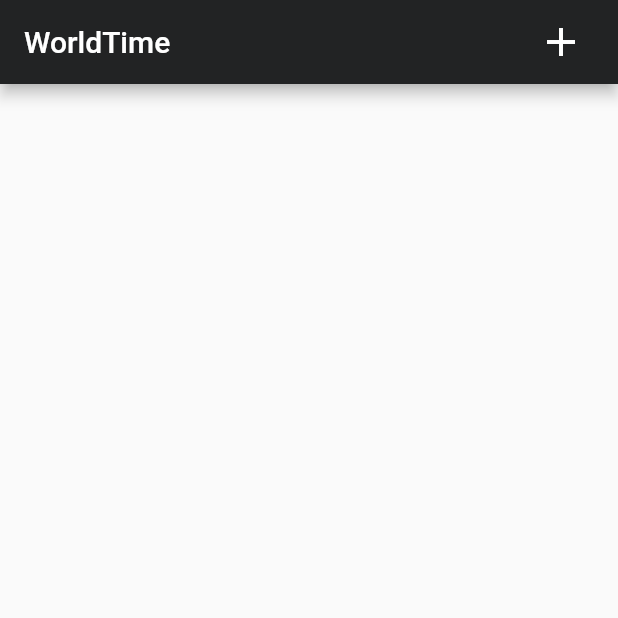
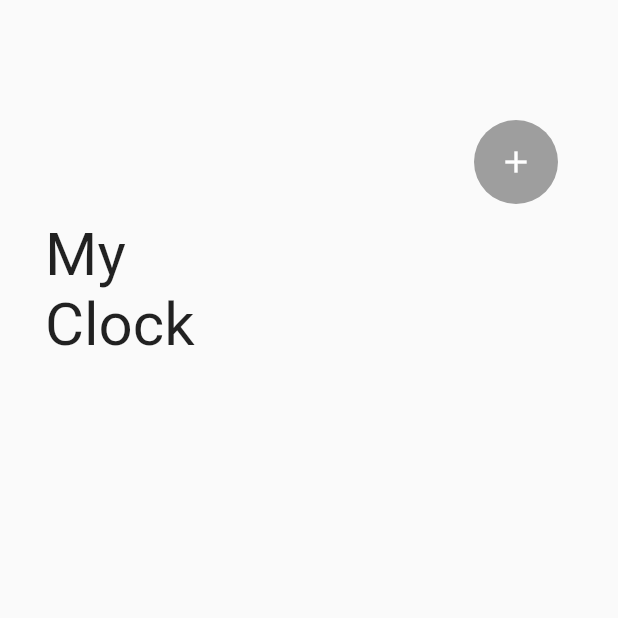
Before and after one commit to CAU-MobileApp/GlobalTime, a Flutter app: the screen it shows after launch, after a tap on the "add" icon, on a phone screen of 412 x 824 dp, the top half of it. Run offline on Flutter 3.47's test engine with Material 2 defaults, Android fonts, the light colour scheme and no system bars; our stand-ins replace flutter_colorpicker, google_fonts; network calls fail.

Commit message:
일단 디자인

```diff
--- a/lib/main.dart
+++ b/lib/main.dart
@@ -30,7 +30,7 @@ class MyApp extends StatelessWidget {
       theme: ThemeData(
           textTheme:
               GoogleFonts.notoSansNKoTextTheme(Theme.of(context).textTheme)),
-      home: const MainScreen(title: 'WorldTime'),
+      home: const MainScreen(title: ''),
     );
   }
 }
--- a/lib/screen/main_screen/main_screen.dart
+++ b/lib/screen/main_screen/main_screen.dart
@@ -23,12 +23,38 @@ class _MainScreenState extends State<MainScreen> {
   @override
   Widget build(BuildContext context) {
     return Scaffold(
-      appBar: AppBar(
-        title: Text(widget.title),
-        actions: [
+      // appBar: AppBar(
+      //   title: Text(widget.title),
+      //   actions: [
+      //     Padding(
+      //         padding: const EdgeInsets.fromLTRB(0, 0, 14, 0),
+      //         child: IconButton(
+      //             onPressed: () {
+      //               Provider.of<Store>(context, listen: false).setIndex(-1);
+      //               Provider.of<Store>(context, listen: false)
+      //                   .setCountry('Seoul');
+      //               Provider.of<Store>(context, listen: false)
+      //                   .getTime('Asia/Seoul');
+      //               Navigator.push(context, MaterialPageRoute(builder: (_) {
+      //                 return CustomizeScreen();
+      //               }));
+      //             },
+      //             icon: Icon(Icons.add, size: 32)))
+      //   ],
+      //   backgroundColor: Color(0xFF222324),
+      // ),
+      body:
+      Column(
+        children: [
+          const SizedBox(
+            height: 70,
+          ),
           Padding(
-              padding: const EdgeInsets.fromLTRB(0, 0, 14, 0),
-              child: IconButton(
+            padding: const EdgeInsets.fromLTRB(0,10,40,0),
+            child: Row(
+              mainAxisAlignment: MainAxisAlignment.end,
+              children: [
+                FloatingActionButton(
                   onPressed: () {
                   Provider.of<Store>(context, listen: false).setIndex(-1);
                   Provider.of<Store>(context, listen: false)
@@ -39,11 +65,25 @@ class _MainScreenState extends State<MainScreen> {
                     return CustomizeScreen();
                     }));
                   },
-                  icon: Icon(Icons.add, size: 32)))
+                  child: const Icon(Icons.add),
+                  backgroundColor: Colors.grey ,
+                  elevation: 0,
+                  ),
               ],
-        backgroundColor: Color(0xFF222324),
             ),
-      body: ReorderableListView.builder(
+          ),
+          Padding(
+            padding: const EdgeInsets.fromLTRB(30, 10, 0, 30),
+            child: Row(
+              mainAxisAlignment: MainAxisAlignment.start,
+              children: [
+                Text('My\nClock',
+                style: TextStyle(
+                    fontSize:40 ),),
+              ],
+            ),
+          ),
+          ReorderableListView.builder(
             shrinkWrap: true,
             itemCount: context.watch<Store>().storedThemes.length,
             itemBuilder: (BuildContext context, int index) {
@@ -68,6 +108,8 @@ class _MainScreenState extends State<MainScreen> {
                   },
                   child: Hero(
                       tag: "$index",
+                      child: Padding(
+                        padding: const EdgeInsets.fromLTRB(20, 0, 20, 8),
                         child: Container(
                             height: 100,
                             decoration: BoxDecoration(
@@ -123,7 +165,8 @@ class _MainScreenState extends State<MainScreen> {
                                   ),
                                 ),
                               ),
-                      ))),
+                            )),
+                      )),
                 ),
               );
             },
@@ -135,6 +178,8 @@ class _MainScreenState extends State<MainScreen> {
                   .reOrder(oldIndex, newIndex);
             },
           ),
+        ],
+      ),
     );
   }
 }
```
Also changed, not shown: pubspec.lock, 1 other file. Lines whose indentation alone changed are shown as unchanged.
